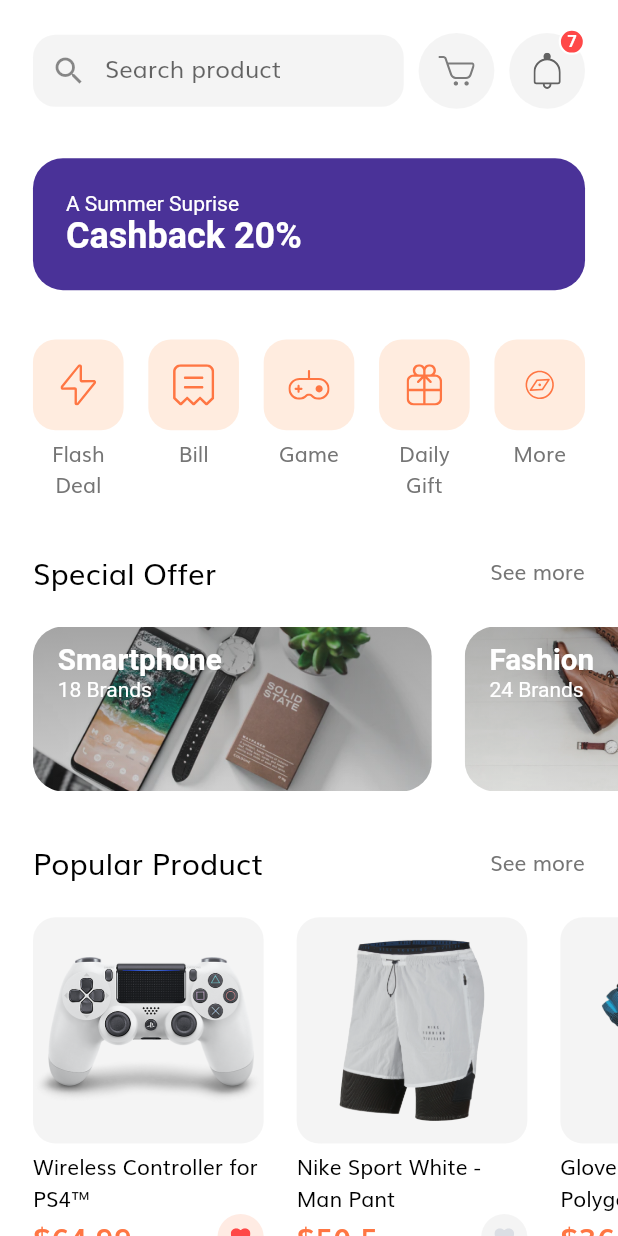
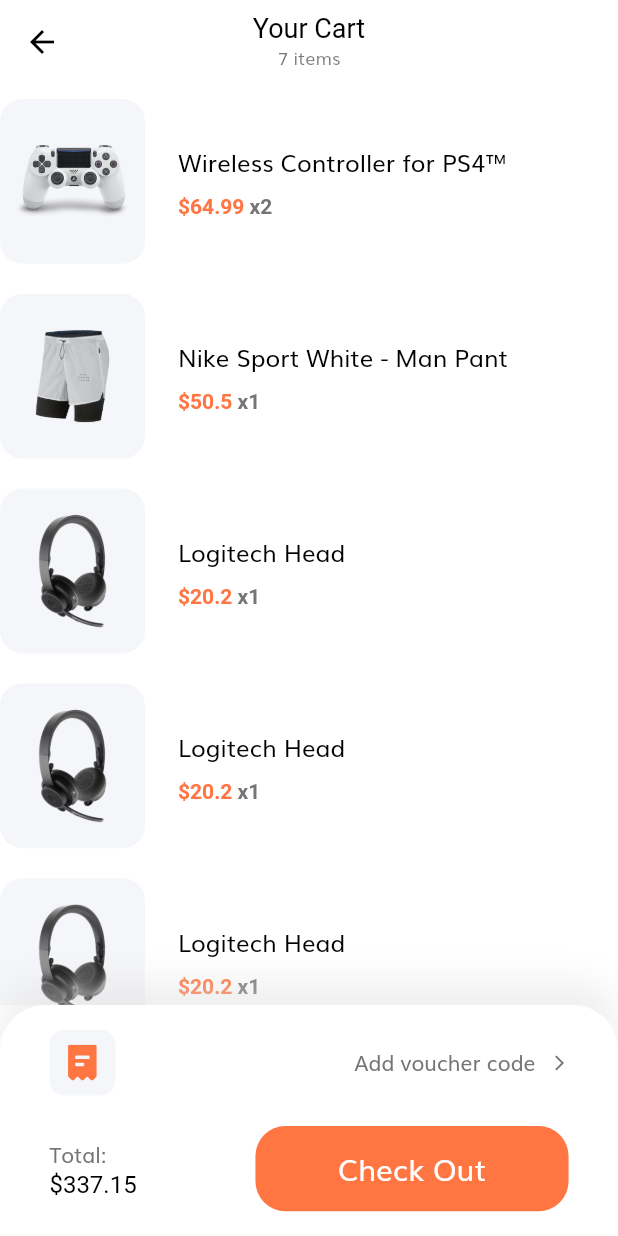
Before and after one commit to psatler/shopping_app_ui, a Flutter app: the HomeScreen screen opened by its route, after a tap on an icon or button, on a phone screen of 412 x 824 dp. Run offline on Flutter 3.47's test engine with Material 2 defaults, Android fonts, the phone set to English and light mode, and no system bars; our stand-ins replace flutter_svg.

Commit message:
feat: add cart screen

```diff
--- /dev/null
+++ b/lib/models/Cart.dart
@@ -0,0 +1,23 @@
+import 'package:flutter/material.dart';
+import 'package:shopping_app/models/Product.dart';
+
+class Cart {
+  final Product product;
+  final int numOfItems;
+
+  Cart({
+    @required this.product,
+    @required this.numOfItems,
+  });
+}
+
+// demo data
+List<Cart> demoCarts = [
+  Cart(product: demoProducts[0], numOfItems: 2),
+  Cart(product: demoProducts[1], numOfItems: 1),
+  Cart(product: demoProducts[3], numOfItems: 1),
+  Cart(product: demoProducts[3], numOfItems: 1),
+  Cart(product: demoProducts[3], numOfItems: 1),
+  Cart(product: demoProducts[3], numOfItems: 1),
+  Cart(product: demoProducts[3], numOfItems: 1),
+];
--- a/lib/models/Product.dart
+++ b/lib/models/Product.dart
@@ -97,6 +97,57 @@ List<Product> demoProducts = [
     rating: 4.1,
     isFavorite: true,
   ),
+  Product(
+    id: 5,
+    images: [
+      "assets/images/wireless headset.png",
+    ],
+    colors: [
+      Color(0xFFF6625E),
+      Color(0xFF836DB8),
+      Color(0xFFDECB9C),
+      Colors.white,
+    ],
+    title: "Logitech Head",
+    price: 20.20,
+    description: description,
+    rating: 4.1,
+    isFavorite: true,
+  ),
+  Product(
+    id: 6,
+    images: [
+      "assets/images/wireless headset.png",
+    ],
+    colors: [
+      Color(0xFFF6625E),
+      Color(0xFF836DB8),
+      Color(0xFFDECB9C),
+      Colors.white,
+    ],
+    title: "Logitech Head",
+    price: 20.20,
+    description: description,
+    rating: 4.1,
+    isFavorite: true,
+  ),
+  Product(
+    id: 7,
+    images: [
+      "assets/images/wireless headset.png",
+    ],
+    colors: [
+      Color(0xFFF6625E),
+      Color(0xFF836DB8),
+      Color(0xFFDECB9C),
+      Colors.white,
+    ],
+    title: "Logitech Head",
+    price: 20.20,
+    description: description,
+    rating: 4.1,
+    isFavorite: true,
+  ),
 ];
 
 const String description =
--- a/lib/routes.dart
+++ b/lib/routes.dart
@@ -9,6 +9,7 @@ import './screens/complete_profile/complete_profile_screen.dart';
 import './screens/otp/otp_screen.dart';
 import './screens/home/home_screen.dart';
 import './screens/details/details_screen.dart';
+import './screens/cart/cart_screen.dart';
 
 final Map<String, WidgetBuilder> routes = {
   SplashScreen.routeName: (context) => SplashScreen(),
@@ -20,4 +21,5 @@ final Map<String, WidgetBuilder> routes = {
   OtpScreen.routeName: (context) => OtpScreen(),
   HomeScreen.routeName: (context) => HomeScreen(),
   DetailsScreen.routeName: (context) => DetailsScreen(),
+  CartScreen.routeName: (context) => CartScreen(),
 };
--- /dev/null
+++ b/lib/screens/cart/cart_screen.dart
@@ -0,0 +1,36 @@
+import 'package:flutter/material.dart';
+
+import '../../screens/cart/components/checkout_card.dart';
+import '../../models/Cart.dart';
+import 'components/body.dart';
+
+class CartScreen extends StatelessWidget {
+  static String routeName = "/cart";
+
+  @override
+  Widget build(BuildContext context) {
+    return Scaffold(
+      appBar: buildAppBar(context),
+      body: Body(),
+      bottomNavigationBar: CheckoutCard(),
+    );
+  }
+
+  AppBar buildAppBar(BuildContext context) {
+    return AppBar(
+      centerTitle: true,
+      title: Column(
+        children: [
+          Text(
+            "Your Cart",
+            style: TextStyle(color: Colors.black),
+          ),
+          Text(
+            "${demoCarts.length} items",
+            style: Theme.of(context).textTheme.caption,
+          ),
+        ],
+      ),
+    );
+  }
+}
--- /dev/null
+++ b/lib/screens/cart/components/body.dart
@@ -0,0 +1,47 @@
+import 'package:flutter/material.dart';
+import 'package:flutter_svg/flutter_svg.dart';
+import 'package:shopping_app/models/Cart.dart';
+
+import 'cart_item_card.dart';
+
+class Body extends StatefulWidget {
+  @override
+  _BodyState createState() => _BodyState();
+}
+
+class _BodyState extends State<Body> {
+  @override
+  Widget build(BuildContext context) {
+    return ListView.builder(
+      itemCount: demoCarts.length,
+      itemBuilder: (context, index) => Padding(
+        padding: EdgeInsets.symmetric(vertical: 10),
+        child: Dismissible(
+          key: Key(demoCarts[index].product.id.toString()),
+          direction: DismissDirection.endToStart,
+          background: Container(
+            padding: const EdgeInsets.symmetric(horizontal: 20),
+            decoration: BoxDecoration(
+              color: Color(0xFFFFE6E6),
+              borderRadius: BorderRadius.circular(15),
+            ),
+            child: Row(
+              children: [
+                Spacer(),
+                SvgPicture.asset("assets/icons/Trash.svg"),
+              ],
+            ),
+          ),
+          child: CartItemCard(
+            cart: demoCarts[index],
+          ),
+          onDismissed: (direction) {
+            setState(() {
+              demoCarts.removeAt(index);
+            });
+          },
+        ),
+      ),
+    );
+  }
+}
--- /dev/null
+++ b/lib/screens/cart/components/cart_item_card.dart
@@ -0,0 +1,65 @@
+import 'package:flutter/material.dart';
+
+import '../../../models/Cart.dart';
+import '../../../constants.dart';
+import '../../../size_config.dart';
+
+class CartItemCard extends StatelessWidget {
+  const CartItemCard({
+    Key key,
+    @required this.cart,
+  }) : super(key: key);
+
+  final Cart cart;
+
+  @override
+  Widget build(BuildContext context) {
+    return Row(
+      children: [
+        SizedBox(
+          width: getProportionateScreenWidth(88),
+          child: AspectRatio(
+            aspectRatio: 0.88,
+            child: Container(
+              padding: EdgeInsets.all(10),
+              decoration: BoxDecoration(
+                color: Color(0xFFF5F6F9),
+                borderRadius: BorderRadius.circular(15),
+              ),
+              child: Image.asset(cart.product.images[0]),
+            ),
+          ),
+        ),
+        SizedBox(width: getProportionateScreenWidth(20)),
+        Column(
+          crossAxisAlignment: CrossAxisAlignment.start,
+          children: [
+            Text(
+              cart.product.title,
+              style: TextStyle(
+                fontSize: 16,
+                color: Colors.black,
+              ),
+              maxLines: 2,
+            ),
+            const SizedBox(height: 10),
+            Text.rich(
+              TextSpan(
+                  text: "\$${cart.product.price}",
+                  style: TextStyle(
+                    fontWeight: FontWeight.w600,
+                    color: kPrimaryColor,
+                  ),
+                  children: [
+                    TextSpan(
+                      text: " x${cart.numOfItems}",
+                      style: TextStyle(color: kTextColor),
+                    ),
+                  ]),
+            ),
+          ],
+        ),
+      ],
+    );
+  }
+}
--- /dev/null
+++ b/lib/screens/cart/components/checkout_card.dart
@@ -0,0 +1,90 @@
+import 'package:flutter/material.dart';
+import 'package:flutter_svg/flutter_svg.dart';
+
+import '../../../components/default_button.dart';
+import '../../../constants.dart';
+import '../../../size_config.dart';
+
+class CheckoutCard extends StatelessWidget {
+  const CheckoutCard({
+    Key key,
+  }) : super(key: key);
+
+  @override
+  Widget build(BuildContext context) {
+    return Container(
+      padding: EdgeInsets.symmetric(
+        vertical: getProportionateScreenWidth(15),
+        horizontal: getProportionateScreenWidth(30),
+      ),
+      // height: 174,
+      decoration: BoxDecoration(
+        color: Colors.white,
+        borderRadius: BorderRadius.only(
+          topLeft: Radius.circular(30),
+          topRight: Radius.circular(30),
+        ),
+        boxShadow: [
+          BoxShadow(
+            offset: Offset(0, -15),
+            blurRadius: 20,
+            color: Color(0xFFDADADA).withOpacity(0.45),
+          ),
+        ],
+      ),
+      child: SafeArea(
+        child: Column(
+          mainAxisSize: MainAxisSize.min,
+          children: [
+            Row(
+              children: [
+                Container(
+                  padding: EdgeInsets.all(10),
+                  height: getProportionateScreenWidth(40),
+                  width: getProportionateScreenWidth(40),
+                  decoration: BoxDecoration(
+                    color: Color(0xFFF5F6F9),
+                    borderRadius: BorderRadius.circular(10),
+                  ),
+                  child: SvgPicture.asset("assets/icons/receipt.svg"),
+                ),
+                Spacer(),
+                Text("Add voucher code"),
+                const SizedBox(width: 10),
+                Icon(
+                  Icons.arrow_forward_ios,
+                  size: 12,
+                  color: kTextColor,
+                ),
+              ],
+            ),
+            SizedBox(height: getProportionateScreenHeight(20)),
+            Row(
+              mainAxisAlignment: MainAxisAlignment.spaceBetween,
+              children: [
+                Text.rich(
+                  TextSpan(
+                    text: "Total:\n",
+                    children: [
+                      TextSpan(
+                        text: "\$337.15",
+                        style: TextStyle(fontSize: 16, color: Colors.black),
+                      ),
+                    ],
+                  ),
+                ),
+                SizedBox(
+                  width: getProportionateScreenWidth(190),
+                  child: DefaultButton(
+                    text: "Check Out",
+                    press: () {},
+                  ),
+                ),
+              ],
+            )
+          ],
+        ),
+      ),
+    );
+  }
+}
--- a/lib/screens/home/components/home_header.dart
+++ b/lib/screens/home/components/home_header.dart
@@ -1,4 +1,5 @@
 import 'package:flutter/material.dart';
+import 'package:shopping_app/screens/cart/cart_screen.dart';
 
 import '../../../size_config.dart';
 import 'icon_btn_with_counter.dart';
@@ -21,7 +22,7 @@ class HomeHeader extends StatelessWidget {
           SearchField(),
           IconBtnWithCounter(
             svgSrc: "assets/icons/Cart Icon.svg",
-            press: () {},
+            press: () => Navigator.pushNamed(context, CartScreen.routeName),
           ),
           IconBtnWithCounter(
             svgSrc: "assets/icons/Bell.svg",
```
